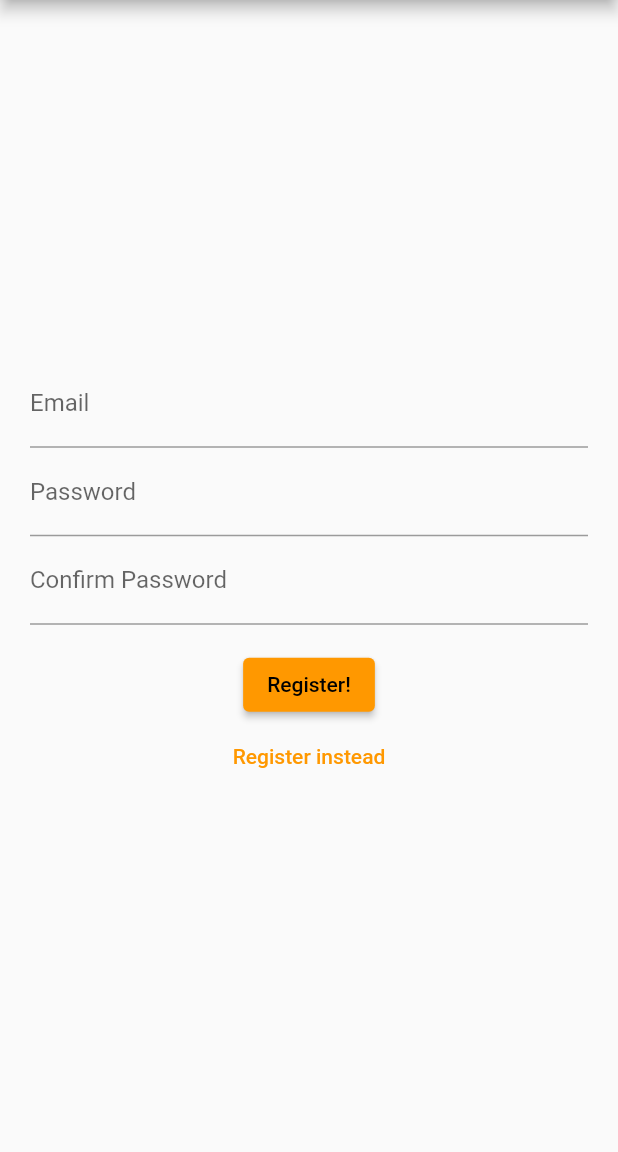
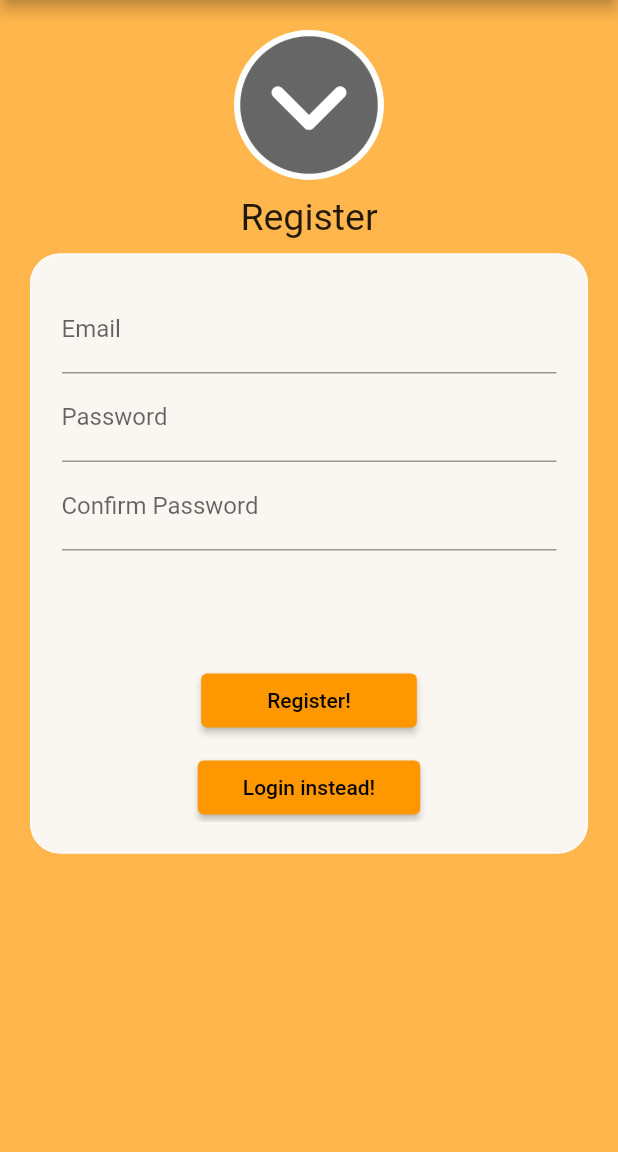
Before and after one commit to S-Samiksha/QuitNowApp, a Flutter app: the HomePage screen opened directly, after a tap on "Sign Out", after a tap on "Login!", after a tap on "Don't Have An Account? Register!", on a phone screen of 412 x 824 dp, the part 84-1236 px from its top. Run offline on Flutter 3.47's test engine with Material 2 defaults, Android fonts, the light colour scheme and no system bars; our stand-ins replace cloud_firestore, firebase_auth, firebase_core; accounts and stored records are empty; network calls fail; Roboto replaces fonts that are missing (Indies).

Commit message:
welcome, login, register basic UI done

```diff
--- a/flutter_app_quit_now/lib/auth.dart
+++ b/flutter_app_quit_now/lib/auth.dart
@@ -26,12 +26,11 @@ class Auth {
   Future<void> createUserWithEmailAndPassword({
     required String email,
     required String password,
-    required String confirmPassword,
+    required String confirmPassword
   }) async {
     await _firebaseAuth.createUserWithEmailAndPassword(
       email: email,
       password: password,
-      //confirmPassword: confirmPassword,
     );
   }
 
--- a/flutter_app_quit_now/lib/main.dart
+++ b/flutter_app_quit_now/lib/main.dart
@@ -1,6 +1,7 @@
 import 'package:firebase_core/firebase_core.dart';
 import 'package:flutter/material.dart';
 import 'package:flutter_app_quit_now/pages/firestore_form_test.dart';
+import 'package:flutter_app_quit_now/pages/start.dart';
 import 'package:flutter_app_quit_now/pages/user_details_form.dart';
 import 'package:flutter_app_quit_now/widget_tree.dart';
 import 'package:flutter_app_quit_now/pages/login.dart';
@@ -35,13 +36,14 @@ class MyApp extends StatelessWidget {
         // is not restarted.
         primarySwatch: Colors.orange,
       ),
-      initialRoute: 'login',
+      initialRoute: 'start',
       routes: {
         //'welcome_screen': (context) => WelcomeScreen(),
         'register': (context) => RegisterPage(),
         'login': (context) => LoginPage(),
         //'home_screen': (context) => HomeScreen()
         'user_details_form': (context) => UserDetailsForm(),
+        'start': (context) => WelcomeScreen(),
       },
     );
   }
--- a/flutter_app_quit_now/lib/pages/login.dart
+++ b/flutter_app_quit_now/lib/pages/login.dart
@@ -1,5 +1,6 @@
 import 'package:flutter/material.dart';
 import 'package:firebase_auth/firebase_auth.dart';
+import 'package:flutter/services.dart';
 import 'package:flutter_app_quit_now/pages/register.dart';
 import 'rounded_button.dart';
 import 'package:flutter_app_quit_now/pages/home_page.dart';
@@ -15,15 +16,17 @@ class LoginPage extends StatefulWidget {
 class _LoginPageState extends State<LoginPage> {
   String? errorMessage = '';
   bool isLogin = false;
+  String Email ='\0';
+  String Password = '\0';
 
-  final TextEditingController _controllerEmail = TextEditingController();
-  final TextEditingController _controllerPassword = TextEditingController();
+  //final TextEditingController _controllerEmail = TextEditingController();
+  //final TextEditingController _controllerPassword = TextEditingController();
 
   Future<bool> signInWithEmailAndPassword() async {
     try {
       await Auth().signInWithEmailAndPassword(
-        email: _controllerEmail.text,
-        password: _controllerPassword.text,
+        email: Email,
+        password: Password,
       );
       return Future.value(true);
     } on FirebaseAuthException catch (e) {
@@ -80,6 +83,7 @@ Widget _RegisterButton() {
 
   @override
   Widget build(BuildContext context) {
+
     return Scaffold(
       appBar: AppBar(
         title: _title(),
@@ -88,16 +92,70 @@ Widget _RegisterButton() {
         height: double.infinity,
         width: double.infinity,
         padding: const EdgeInsets.all(20),
-        child: Column(
+        color: Colors.orange[300],
+        child: SingleChildScrollView(child:Column(
           crossAxisAlignment: CrossAxisAlignment.center,
           mainAxisAlignment: MainAxisAlignment.center,
           children: <Widget>[
-            _entryField('Email', _controllerEmail),
-            _entryField('Password', _controllerPassword),
-            _errorMessage(),
-            _submitButton(),
-            _RegisterButton(),
+            Container(
+                height: 100.0,
+                width: 100.0,
+                // ignore: unnecessary_new
+                decoration: BoxDecoration(
+                  color: Colors.white,
+                    image: DecorationImage(
+                        image: new AssetImage('assets/images/arrowdown.png'),
+                        fit: BoxFit.cover,
+                        opacity: 0.6,
+
+                    ),
+                    shape: BoxShape.circle,
+                    ),
+                ),
+            const SizedBox(height: 10),
+            const Text("Login", style: TextStyle(fontSize: 25, fontFamily:'Indies'),),
+            const SizedBox(height: 10),
+            Container(
+              padding: const EdgeInsets.all(20),
+              height: 400,
+             decoration: BoxDecoration(
+              color: Color.fromARGB(241,250,250,250),
+              border: Border.all(
+                color: Color.fromARGB(241, 250, 250, 250),
+              ),
+              borderRadius: BorderRadius.all(Radius.circular(20))
+            ),
+              child: SingleChildScrollView( child:Column(children: <Widget>[
+                TextFormField(
+                  keyboardType: TextInputType.emailAddress,
+                  textAlign: TextAlign.center,
+                  onChanged: (value){
+                    Email = value;
+                  },
+                  decoration: const InputDecoration(label: Text('Email'))
+
+                ),
+                TextFormField(
+                  obscureText: true,
+                  textAlign: TextAlign.center,
+                  onChanged: (value) {
+                    Password = value;
+                  },
+                  decoration: const InputDecoration(label: Text('Password'))
+              ),
+              _errorMessage(),
+              const SizedBox(height:60),
+              _submitButton(),
+              const SizedBox(height:10),
+              _RegisterButton()
+              ],
+
+            ),
+
+          ),
+          ),
           ],
+        ),
         ),
       ),
     );
--- a/flutter_app_quit_now/lib/pages/register.dart
+++ b/flutter_app_quit_now/lib/pages/register.dart
@@ -1,3 +1,5 @@
+import 'dart:ui';
+
 import 'package:flutter/material.dart';
 import 'package:firebase_auth/firebase_auth.dart';
 import 'package:flutter_app_quit_now/pages/user_details_form.dart';
@@ -67,6 +69,7 @@ Widget _title() {
 
   bool success = false;
   Widget _submitButton() {
+    width: 300;
     return ElevatedButton(
       onPressed: () async => {
         if (await createUserWithEmailAndPassword())
@@ -76,17 +79,19 @@ Widget _title() {
           }
       },
       child: const Text("Register!"),
+      style: ElevatedButton.styleFrom(
+      padding: const EdgeInsets.only(left:44.0, right:44.0), ),
     );
   }
 
- Widget _RegisterButton() {
-    return TextButton(
-      onPressed: () {
-        setState(() {
-          isLogin = !isLogin;
-        });
-      },
-      child: Text(isLogin ? 'Register instead' : 'Login instead'),
+ Widget _LoginButton() {
+    width: 300;
+    return ElevatedButton(
+      onPressed: () => Navigator.push(context, new MaterialPageRoute(builder: (context) => new LoginPage())),
+      child: const Text('Login instead!'),
+      style: ElevatedButton.styleFrom(
+      padding: const EdgeInsets.only(left:30.0, right:30.0),
+    ),
     );
   }
 
@@ -102,46 +107,79 @@ Widget _title() {
         height: double.infinity,
         width: double.infinity,
         padding: const EdgeInsets.all(20),
+        color: Colors.orange[300],
+        child: SingleChildScrollView(
           child: Column(
           crossAxisAlignment: CrossAxisAlignment.center,
           mainAxisAlignment: MainAxisAlignment.center,
           children: <Widget>[
+            Container(
+                height: 100.0,
+                width: 100.0,
+                // ignore: unnecessary_new
+                decoration: BoxDecoration(
+                  color: Colors.white,
+                    image: DecorationImage(
+                        image: new AssetImage('assets/images/arrowdown.png'),
+                        fit: BoxFit.cover,
+                        opacity: 0.6,
+
+                    ),
+                    shape: BoxShape.circle,
+                    ),
+                ),
+            const SizedBox(height: 10),
+            const Text("Register", style: TextStyle(fontSize: 25, fontFamily:'Indies'),),
+            const SizedBox(height: 10),
+            Container(
+              padding: const EdgeInsets.all(20),
+              height: 400,
+             decoration: BoxDecoration(
+              color: Color.fromARGB(241,250,250,250),
+              border: Border.all(
+                color: Color.fromARGB(241, 250, 250, 250),
+              ),
+              borderRadius: BorderRadius.all(Radius.circular(20))
+            ),
+              child: SingleChildScrollView( child:Column(children: <Widget>[
                 TextFormField(
                   keyboardType: TextInputType.emailAddress,
                   textAlign: TextAlign.center,
-                  onChanged: (value) {
+                  onChanged: (value){
                     Email = value;
-                    //Do something with the user input.
                   },
-                  decoration: const InputDecoration(label: Text('Email'))),
+                  decoration: const InputDecoration(label: Text('Email'))
+
+                ),
                 TextFormField(
                   obscureText: true,
                   textAlign: TextAlign.center,
                   onChanged: (value) {
                     Password = value;
-                    //Do something with the user input.
                   },
-                  decoration: const InputDecoration(label: Text('Password'))),
+                  decoration: const InputDecoration(label: Text('Password'))
+              ),
               TextFormField(
                   obscureText: true,
                   textAlign: TextAlign.center,
                   onChanged: (value) {
                     ConfirmPassword = value;
-                    //Do something with the user input.
                   },
-                  decoration: const InputDecoration(label: Text('Confirm Password')),
-                  validator: (value) {
-                  if (value == null || value.isEmpty) {
-                  return 'Please enter some text';
-                  }else if (value != Password){
-                    return 'Passwords do not match!';
-                  }
-                return null;}
+                  decoration: const InputDecoration(label: Text('Confirm Password'))
               ),
               _errorMessage(),
+              const SizedBox(height:60),
               _submitButton(),
-            _RegisterButton(),
+              const SizedBox(height:10),
+              _LoginButton()
               ],
+
+            ),
+
+          ),
+          )
+          ],
+        ),
       ),
       ),
     );
```
Also changed, not shown: flutter_app_quit_now/lib/pages/start.dart (+70 -13 lines), flutter_app_quit_now/pubspec.yaml (+9 -13 lines), flutter_app_quit_now/assets/images/arrowdown.png (added), flutter_app_quit_now/assets/images/quitsmoking.png (added), 1 other file. Lines whose indentation alone changed are shown as unchanged.
